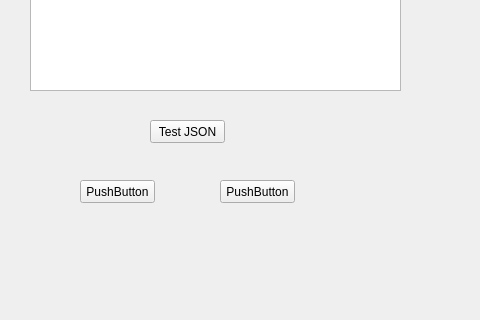
The window that src/sqlframe.ui (hancse/powermeter) describes before a commit, drawn with Qt 5; both pictures show x 0 to 480 and y 280 to 600 of the 900 by 600 pixel window.
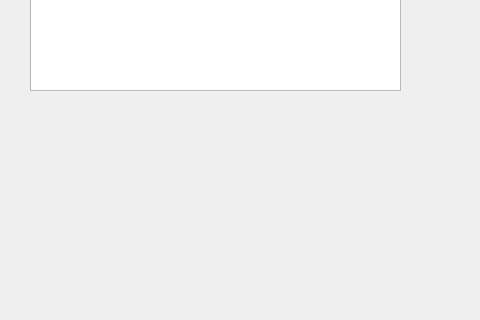
The same window after the commit.

```diff
--- a/src/sqlframe.ui
+++ b/src/sqlframe.ui
@@ -59,45 +59,6 @@
     </rect>
    </property>
   </widget>
-  <widget class="QPushButton" name="pushButton">
-   <property name="geometry">
-    <rect>
-     <x>80</x>
-     <y>460</y>
-     <width>75</width>
-     <height>23</height>
-    </rect>
-   </property>
-   <property name="text">
-    <string>PushButton</string>
-   </property>
-  </widget>
-  <widget class="QPushButton" name="pushButton_2">
-   <property name="geometry">
-    <rect>
-     <x>220</x>
-     <y>460</y>
-     <width>75</width>
-     <height>23</height>
-    </rect>
-   </property>
-   <property name="text">
-    <string>PushButton</string>
-   </property>
-  </widget>
-  <widget class="QPushButton" name="btnJSON">
-   <property name="geometry">
-    <rect>
-     <x>150</x>
-     <y>400</y>
-     <width>75</width>
-     <height>23</height>
-    </rect>
-   </property>
-   <property name="text">
-    <string>Test JSON</string>
-   </property>
-  </widget>
  </widget>
  <resources/>
  <connections/>
```
